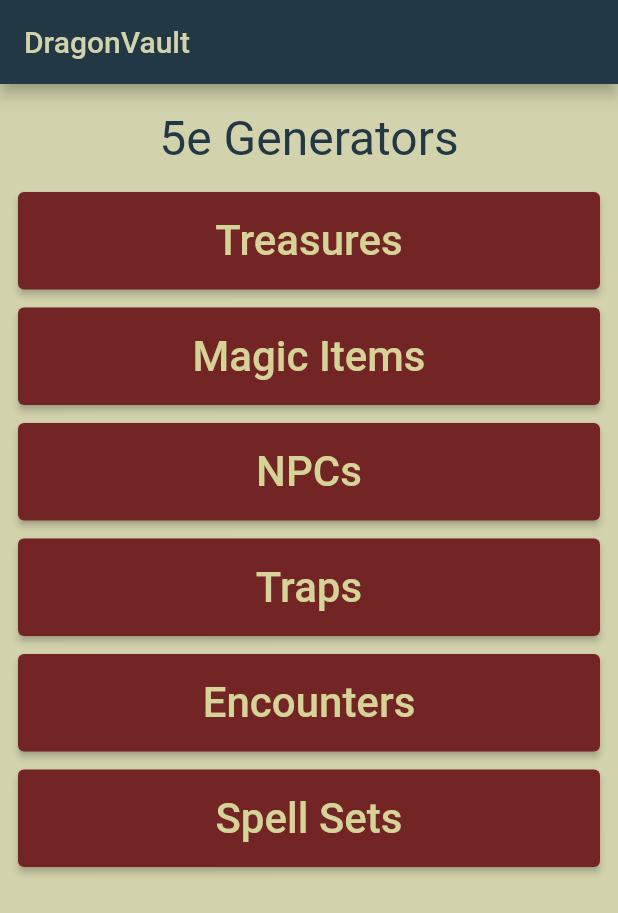
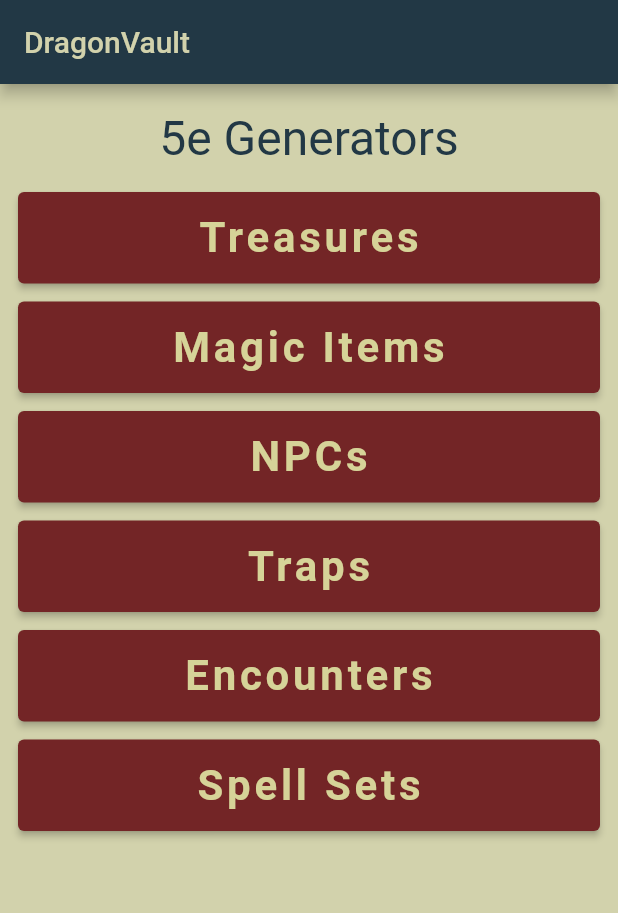
Before and after one commit to villagelder/generator5e, a Flutter app: the screen it shows after launch, after a tap on "Treasures", on a phone screen of 412 x 824 dp. Shown: the top 913 px of the screen. Run offline on Flutter 3.47's test engine with Material 2 defaults, Android fonts, the phone set to English and light mode, and no system bars.

Commit message:
working with one column

```diff
--- a/lib/main.dart
+++ b/lib/main.dart
@@ -33,11 +33,14 @@ void main() {
               child: ElevatedButton(
                 style: ElevatedButton.styleFrom(
                     backgroundColor: const Color.fromRGBO(115, 37, 38, 1.0),
-                    padding: const EdgeInsets.all(16.0)),
+                    padding: const EdgeInsets.all(14.0)),
                 child: const Text(
                   'Treasures',
                   style: TextStyle(
-                      fontSize: 28, color: Color.fromRGBO(214, 211, 152, 1.0)),
+                      fontSize: 28,
+                      fontWeight: FontWeight.bold,
+                      color: Color.fromRGBO(214, 211, 152, 1.0),
+                      letterSpacing: 2.5),
                 ),
                 onPressed: () {},
               ),
@@ -47,11 +50,14 @@ void main() {
               child: ElevatedButton(
                 style: ElevatedButton.styleFrom(
                     backgroundColor: const Color.fromRGBO(115, 37, 38, 1.0),
-                    padding: const EdgeInsets.all(16.0)),
+                    padding: const EdgeInsets.all(14.0)),
                 child: const Text(
                   'Magic Items',
                   style: TextStyle(
-                      fontSize: 28, color: Color.fromRGBO(214, 211, 152, 1.0)),
+                      fontSize: 28,
+                      fontWeight: FontWeight.bold,
+                      color: Color.fromRGBO(214, 211, 152, 1.0),
+                      letterSpacing: 2.5),
                 ),
                 onPressed: () {},
               ),
@@ -61,11 +67,14 @@ void main() {
               child: ElevatedButton(
                 style: ElevatedButton.styleFrom(
                     backgroundColor: const Color.fromRGBO(115, 37, 38, 1.0),
-                    padding: const EdgeInsets.all(16.0)),
+                    padding: const EdgeInsets.all(14.0)),
                 child: const Text(
                   'NPCs',
                   style: TextStyle(
-                      fontSize: 28, color: Color.fromRGBO(214, 211, 152, 1.0)),
+                      fontSize: 28,
+                      fontWeight: FontWeight.bold,
+                      color: Color.fromRGBO(214, 211, 152, 1.0),
+                      letterSpacing: 2.5),
                 ),
                 onPressed: () {},
               ),
@@ -75,11 +84,14 @@ void main() {
               child: ElevatedButton(
                 style: ElevatedButton.styleFrom(
                     backgroundColor: const Color.fromRGBO(115, 37, 38, 1.0),
-                    padding: const EdgeInsets.all(16.0)),
+                    padding: const EdgeInsets.all(14.0)),
                 child: const Text(
                   'Traps',
                   style: TextStyle(
-                      fontSize: 28, color: Color.fromRGBO(214, 211, 152, 1.0)),
+                      fontSize: 28,
+                      fontWeight: FontWeight.bold,
+                      color: Color.fromRGBO(214, 211, 152, 1.0),
+                      letterSpacing: 2.5),
                 ),
                 onPressed: () {},
               ),
@@ -89,11 +101,14 @@ void main() {
               child: ElevatedButton(
                 style: ElevatedButton.styleFrom(
                     backgroundColor: const Color.fromRGBO(115, 37, 38, 1.0),
-                    padding: const EdgeInsets.all(16.0)),
+                    padding: const EdgeInsets.all(14.0)),
                 child: const Text(
                   'Encounters',
                   style: TextStyle(
-                      fontSize: 28, color: Color.fromRGBO(214, 211, 152, 1.0)),
+                      fontSize: 28,
+                      fontWeight: FontWeight.bold,
+                      color: Color.fromRGBO(214, 211, 152, 1.0),
+                      letterSpacing: 2.5),
                 ),
                 onPressed: () {},
               ),
@@ -103,11 +118,14 @@ void main() {
               child: ElevatedButton(
                 style: ElevatedButton.styleFrom(
                     backgroundColor: const Color.fromRGBO(115, 37, 38, 1.0),
-                    padding: const EdgeInsets.all(16.0)),
+                    padding: const EdgeInsets.all(14.0)),
                 child: const Text(
                   'Spell Sets',
                   style: TextStyle(
-                      fontSize: 28, color: Color.fromRGBO(214, 211, 152, 1.0)),
+                      fontSize: 28,
+                      fontWeight: FontWeight.bold,
+                      color: Color.fromRGBO(214, 211, 152, 1.0),
+                      letterSpacing: 2.5),
                 ),
                 onPressed: () {},
               ),
```
